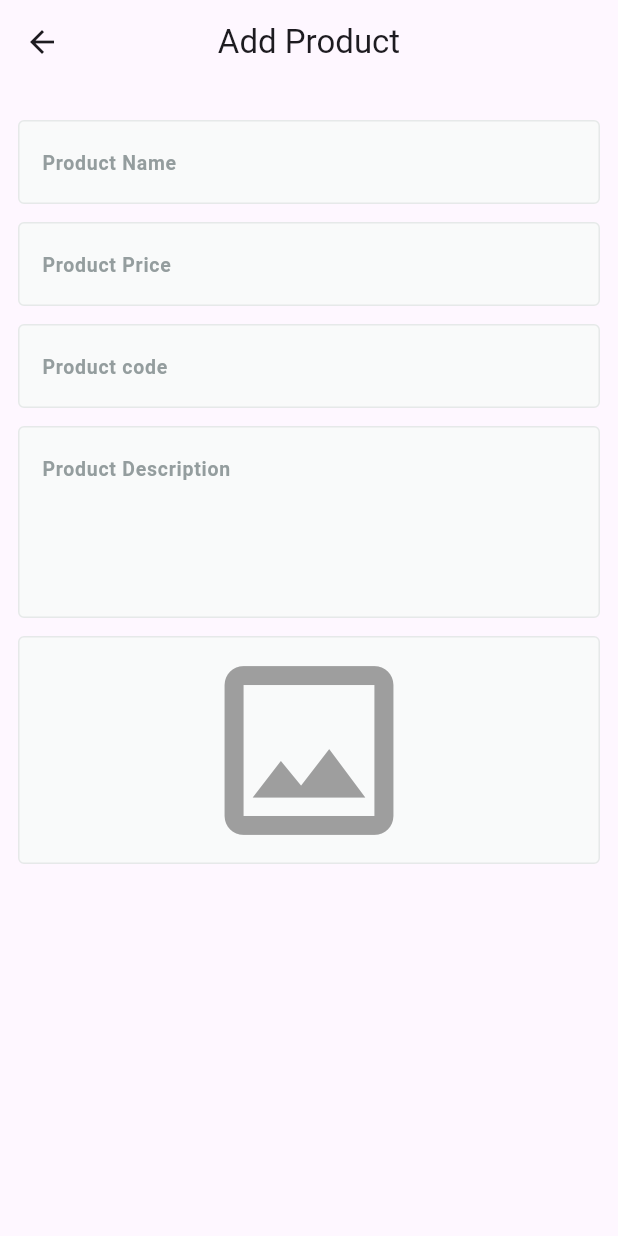
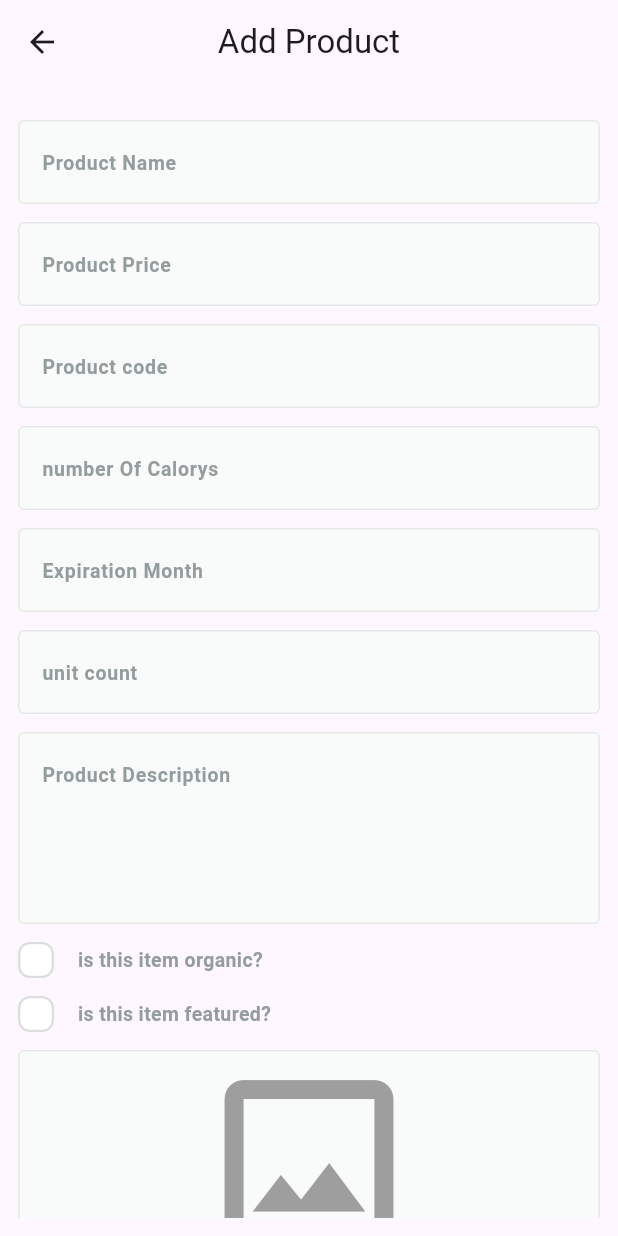
Before and after one commit to ahmedwael111/fruits-hub-dashboard, a Flutter app: the AddProductView screen opened by its route, on a phone screen of 412 x 824 dp. Run offline on Flutter 3.47's test engine with Material 3 defaults, Android fonts, the phone set to English and light mode, and no system bars; drawn by our look-alikes of skeletonizer; our stand-ins replace cloud_firestore, dartz, image_picker, supabase_flutter; accounts and stored records are empty.

```diff
--- /dev/null
+++ b/lib/core/services/storage_services.dart
@@ -0,0 +1,5 @@
+import 'dart:io';
+
+abstract class StorageServices {
+  Future<String> uploadImage(File file); // fill path as base24 format because File format make issues in api usualy but fierbase or other services accept file
+}
--- a/lib/core/utils/coutom_form_textfield.dart
+++ b/lib/core/utils/coutom_form_textfield.dart
@@ -10,7 +10,7 @@ class CoustomFormTextfield extends StatelessWidget {
     this.suffixIcon,
     this.onSaved,
     this.obscureText = false,
-    this.maxLines ,
+    this.maxLines,
   });
   final String? hintText;
   final TextInputType keyboardType;
@@ -21,12 +21,12 @@ class CoustomFormTextfield extends StatelessWidget {
   @override
   Widget build(BuildContext context) {
     return TextFormField(
-      maxLines:  maxLines ?? 1,
+      maxLines: maxLines ?? 1,
       obscureText: obscureText,
       onSaved: onSaved,
       validator: (value) {
         if (value == null || value.isEmpty) {
-          return 'يجب إدخال هذا الحقل';
+          return 'This field is required';
         }
         return null;
       },
--- /dev/null
+++ b/lib/featurs/add_product_feature/domin/entities/add_product_entity.dart
@@ -0,0 +1,35 @@
+import 'dart:io';
+
+import 'package:fruits_hub_dashboard/featurs/add_product_feature/domin/entities/review_entity.dart';
+
+class AddProductEntity {
+  final String name;
+  final String description;
+  final num price;
+  final String code;
+  final bool isFeatured;
+  final File imageFile;
+  final String? imageUrl;
+  final num expirationMonth;
+  final bool isOrganic ;
+  final int numberOfCalorys;
+  final num avrageRate = 0;
+  final num ratingCount = 0;
+  final int unitAmount;
+  final List<ReviewEntity> reviews ;
+
+  AddProductEntity({
+    required this.name,
+    required this.description,
+    required this.price,
+    required this.code,
+    required this.isFeatured,
+    required this.imageFile,
+    this.imageUrl,
+     this.isOrganic = false,
+    required this.expirationMonth,
+    required this.numberOfCalorys,
+    required this.unitAmount,
+    this.reviews = const [],
+  });
+}
--- /dev/null
+++ b/lib/featurs/add_product_feature/domin/entities/review_entity.dart
@@ -0,0 +1,14 @@
+class ReviewEntity {
+  final String name;
+  final String review;
+  final String date;
+  final num rating;
+  final String image;
+  ReviewEntity({
+    required this.name,
+    required this.review,
+    required this.date,
+    required this.rating,
+    required this.image,
+  });
+}
--- a/lib/featurs/add_product_feature/presentation/views/widgets/add_product_view_body.dart
+++ b/lib/featurs/add_product_feature/presentation/views/widgets/add_product_view_body.dart
@@ -1,6 +1,12 @@
+import 'dart:io';
+
 import 'package:flutter/material.dart';
+import 'package:fruits_hub_dashboard/core/utils/coustm_bottom.dart';
 import 'package:fruits_hub_dashboard/core/utils/coutom_form_textfield.dart';
+import 'package:fruits_hub_dashboard/featurs/add_product_feature/domin/entities/add_product_entity.dart';
 import 'package:fruits_hub_dashboard/featurs/add_product_feature/presentation/views/widgets/image_field.dart';
+import 'package:fruits_hub_dashboard/featurs/add_product_feature/presentation/views/widgets/is_item_featured_widget.dart';
+import 'package:fruits_hub_dashboard/featurs/add_product_feature/presentation/views/widgets/is_organic_box.dart';
 
 class AddProductViewBody extends StatefulWidget {
   const AddProductViewBody({super.key});
@@ -8,6 +14,12 @@ class AddProductViewBody extends StatefulWidget {
   @override
   State<AddProductViewBody> createState() => _AddProductViewBodyState();
 }
+
+late String name, code, description;
+late num price ;
+late int unitAmount, expirationMonth, numberOfCalorys;
+File? imageFile;
+bool isFeatured = false , isOrganic = false;
 
 class _AddProductViewBodyState extends State<AddProductViewBody> {
   GlobalKey<FormState> formKey = GlobalKey<FormState>();
@@ -24,40 +36,119 @@ class _AddProductViewBodyState extends State<AddProductViewBody> {
             children: [
               SizedBox(height: 12),
               CoustomFormTextfield(
+                onSaved: (newValue) {
+                  name = newValue!;
+                },
                 hintText: 'Product Name',
                 keyboardType: TextInputType.text,
-                onSaved: (newValue) {},
               ),
               SizedBox(height: 12),
               CoustomFormTextfield(
                 hintText: 'Product Price',
                 keyboardType: TextInputType.number,
-                onSaved: (newValue) {},
+                onSaved: (newValue) {
+                  price = num.parse(newValue!);
+                },
               ),
 
               SizedBox(height: 12),
               CoustomFormTextfield(
                 hintText: 'Product code',
                 keyboardType: TextInputType.text,
-                onSaved: (newValue) {},
+                onSaved: (newValue) {
+                  code = newValue!.toLowerCase();
+                },
+              ),
+              SizedBox(height: 12),
+              CoustomFormTextfield(
+                hintText: 'number Of Calorys',
+                keyboardType: TextInputType.text,
+                onSaved: (newValue) {
+                  numberOfCalorys = int.parse(newValue!);
+                },
+              ),
+              SizedBox(height: 12),
+              CoustomFormTextfield(
+                hintText: 'Expiration Month',
+                keyboardType: TextInputType.text,
+                onSaved: (newValue) {
+                  expirationMonth = int.parse(newValue!);
+                },
+              ),
+              SizedBox(height: 12),
+              CoustomFormTextfield(
+                hintText: 'unit count',
+                keyboardType: TextInputType.text,
+                onSaved: (newValue) {
+                  unitAmount = int.parse(newValue!);
+                },
               ),
               SizedBox(height: 12),
               CoustomFormTextfield(
                 hintText: 'Product Description',
                 maxLines: 4,
                 keyboardType: TextInputType.text,
-                onSaved: (newValue) {},
+                onSaved: (newValue) {
+                  description = newValue!;
+                },
+              ),
+              SizedBox(height: 12),
+              IsOrganicBoxWidget(
+                onChanged: (isChecked) {
+                  isOrganic = isChecked;
+                },
+              ),
+              SizedBox(height: 12),
+              IsItemFeaturedWidget(
+                onChanged: (isChecked) {
+                  isFeatured = isChecked;
+                },
               ),
               SizedBox(height: 12),
               ImageField(
                 onImageSelected: (file) {
-                  // Handle the selected image file
+                  imageFile = file;
                 },
               ),
+              SizedBox(height: 24),
+              CoustomBottom(
+                onPressed: () {
+                  if (imageFile != null) {
+                    if (formKey.currentState!.validate()) {
+                      formKey.currentState!.save();
+                      showSnakeBar(context, 'adding Data');
+                      // logic to add product
+                      AddProductEntity addProductEntity = AddProductEntity(
+                        name: name,
+                        description: description,
+                        price: price,
+                        code: code,
+                        isFeatured: isFeatured,
+                        isOrganic: isOrganic ,
+                        imageFile: imageFile!, expirationMonth: expirationMonth, numberOfCalorys: numberOfCalorys, unitAmount: unitAmount,
+                      );
+
+                    } else {
+                      setState(() {
+                        autovalidateMode = AutovalidateMode.always;
+                      });
+                    }
+                  } else {
+                    showSnakeBar(context, 'Please select an image');
+                    return;
+                  }
+                },
+                text: 'Add Product',
+              ),
+              SizedBox(height: 24),
             ],
           ),
         ),
       ),
     );
   }
+
+  void showSnakeBar(BuildContext context, String s) {
+    ScaffoldMessenger.of(context).showSnackBar(SnackBar(content: Text(s)));
+  }
 }
--- /dev/null
+++ b/lib/featurs/add_product_feature/presentation/views/widgets/coustom_checkBox.dart
@@ -0,0 +1,46 @@
+import 'package:flutter/material.dart';
+import 'package:fruits_hub_dashboard/core/utils/app_colors.dart';
+
+class CoustomCheckbox extends StatefulWidget {
+  const CoustomCheckbox({super.key, this.onChanged});
+  final ValueChanged<bool>? onChanged;
+  @override
+  State<CoustomCheckbox> createState() => _CoustomCheckboxState();
+}
+
+class _CoustomCheckboxState extends State<CoustomCheckbox> {
+  late bool isChecked = false;
+
+  @override
+  Widget build(BuildContext context) {
+    return GestureDetector(
+      onTap: () {
+        setState(() {
+          isChecked = !isChecked;
+          widget.onChanged?.call(isChecked);
+        });
+      },
+      child: AnimatedContainer(
+        width: 24,
+        height: 24,
+        duration: Duration(milliseconds: 100),
+        decoration: ShapeDecoration(
+          color: isChecked ? AppColors.primaryColor : Colors.white,
+          shape: RoundedRectangleBorder(
+            side: BorderSide(
+              width: 1.50,
+              color: isChecked ? Colors.transparent : Color(0xFFDCDEDE),
+            ),
+            borderRadius: BorderRadius.circular(8),
+          ),
+        ),
+        child:
+            isChecked
+                ? FittedBox(
+                  child: Icon(Icons.check, color: Colors.white, size: 22),
+                )
+                : SizedBox(),
+      ),
+    );
+  }
+}
--- /dev/null
+++ b/lib/featurs/add_product_feature/presentation/views/widgets/is_item_featured_widget.dart
@@ -0,0 +1,32 @@
+import 'package:flutter/material.dart';
+import 'package:fruits_hub_dashboard/core/utils/app_styles.dart';
+import 'package:fruits_hub_dashboard/featurs/add_product_feature/presentation/views/widgets/coustom_checkBox.dart';
+
+class IsItemFeaturedWidget extends StatelessWidget {
+  const IsItemFeaturedWidget({super.key, this.onChanged});
+  final void Function(bool)? onChanged;
+  @override
+  Widget build(BuildContext context) {
+    return Row(
+      children: [
+        CoustomCheckbox(onChanged: onChanged),
+        SizedBox(width: 16),
+        Flexible(
+          child: Text.rich(
+            TextSpan(
+              children: [
+                TextSpan(
+                  text: 'is this item featured?',
+                  style: AppTextStyles.simibold13.copyWith(
+                    color: const Color(0xFF949D9E),
+                  ),
+                ),
+              ],
+            ),
+            textAlign: TextAlign.right,
+          ),
+        ),
+      ],
+    );
+  }
+}
--- /dev/null
+++ b/lib/featurs/add_product_feature/presentation/views/widgets/is_organic_box.dart
@@ -0,0 +1,32 @@
+import 'package:flutter/material.dart';
+import 'package:fruits_hub_dashboard/core/utils/app_styles.dart';
+import 'package:fruits_hub_dashboard/featurs/add_product_feature/presentation/views/widgets/coustom_checkBox.dart';
+
+class IsOrganicBoxWidget extends StatelessWidget {
+  const IsOrganicBoxWidget({super.key, this.onChanged});
+  final void Function(bool)? onChanged;
+  @override
+  Widget build(BuildContext context) {
+    return Row(
+      children: [
+        CoustomCheckbox(onChanged: onChanged),
+        SizedBox(width: 16),
+        Flexible(
+          child: Text.rich(
+            TextSpan(
+              children: [
+                TextSpan(
+                  text: 'is this item organic?',
+                  style: AppTextStyles.simibold13.copyWith(
+                    color: const Color(0xFF949D9E),
+                  ),
+                ),
+              ],
+            ),
+            textAlign: TextAlign.right,
+          ),
+        ),
+      ],
+    );
+  }
+}
--- a/pubspec.yaml
+++ b/pubspec.yaml
@@ -7,10 +7,13 @@ environment:
   sdk: ^3.7.0-323.0.dev
 
 dependencies:
+  cloud_firestore: ^6.0.2
+  dartz: ^0.10.1
   flutter:
     sdk: flutter
   image_picker: ^1.2.0
   skeletonizer: ^1.4.3
+  supabase_flutter: ^2.10.3
 
 dev_dependencies:
   flutter_lints: ^5.0.0
```
Also changed, not shown: lib/core/errors/exeptions.dart (added, +8 -0 lines), lib/core/errors/failuer.dart (added, +66 -0 lines), lib/core/repos/image_repo/image_repo.dart (added, +8 -0 lines), lib/core/repos/image_repo/image_repo_imple.dart (added, +13 -0 lines), lib/core/repos/product_repo/products_repo.dart (added, +9 -0 lines), lib/core/repos/product_repo/products_repo_impl.dart (added, +12 -0 lines), lib/core/services/database_service.dart (added, +17 -0 lines), lib/core/services/firebase_firestor_servece.dart (added, +39 -0 lines), lib/featurs/add_product_feature/data/models/product_model.dart (added, +72 -0 lines), lib/featurs/add_product_feature/data/models/review_model.dart (added, +39 -0 lines), lib/main.dart (+8 -1 lines), pubspec.lock, 5 other files.
